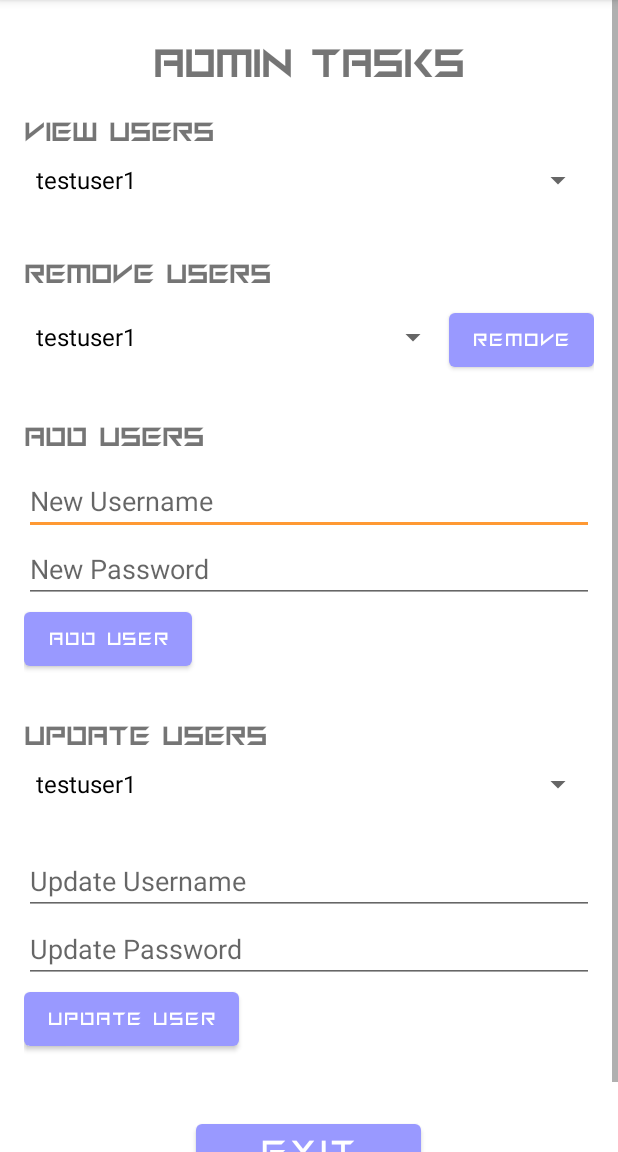
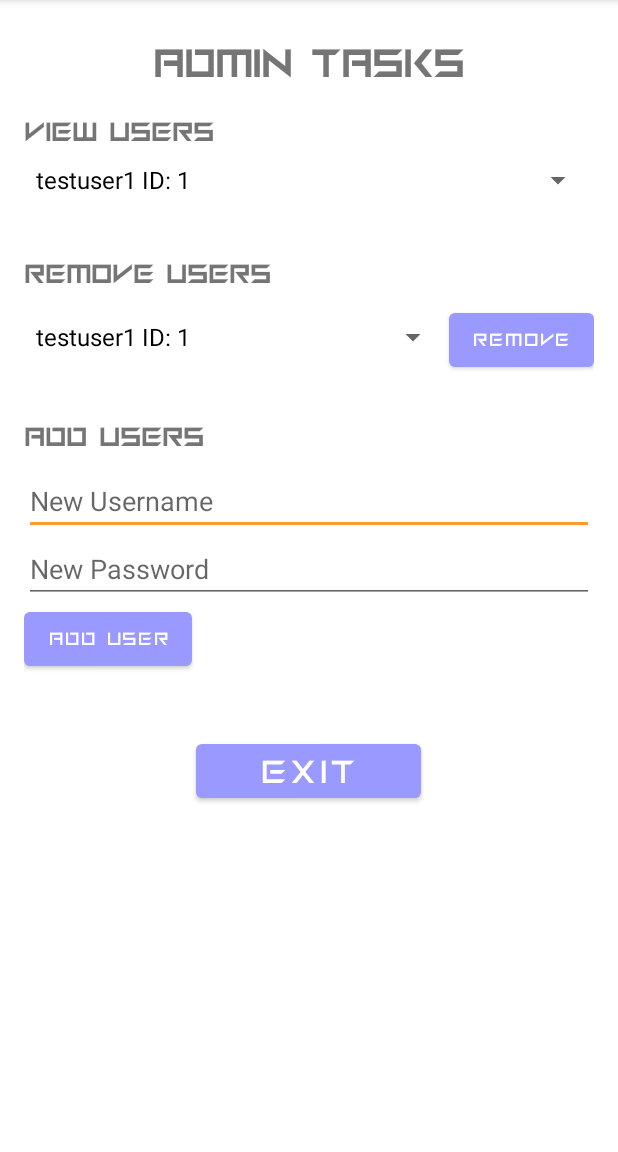
Before and after one commit to nmalsabah/star-trek-trivia-game, an Android app: the AdminTasksActivity screen opened directly, with no data from a screen before it, on a phone screen of 412 x 824 dp, the part 84-1236 px from its top. Run offline under Robolectric (Android 15) with nearby library versions, the phone set to English and light mode, and no system bars; our stand-ins replace Room's generated code.

Commit message:
Got remove users to work and fixed bug when viewing scores for admin page.

```diff
--- a/app/src/main/java/com/example/startrek_triviagame/AdminTasksActivity.java
+++ b/app/src/main/java/com/example/startrek_triviagame/AdminTasksActivity.java
@@ -1,7 +1,6 @@
 package com.example.startrek_triviagame;
 
 import android.os.Bundle;
-import android.util.Log;
 import android.view.View;
 import android.widget.ArrayAdapter;
 import android.widget.Button;
@@ -21,16 +20,9 @@ public class AdminTasksActivity extends AppCompatActivity {
     private Spinner removeUserSpinner;
     private EditText newUsernameEditText;
     private EditText newPasswordEditText;
-    private Spinner updateUserSpinner;
-    private EditText updateUsernameEditText;
-    private EditText updatePasswordEditText;
     private Button removeUserButton;
     private Button addUserButton;
-    private Button updateUserButton;
     private Button exitAdminTasksButton;
-
-    StarTrekGameDao starTrekGameDao;
-
     private AdminTasksViewModel adminTasksViewModel;
 
    @Override
@@ -44,18 +36,13 @@ public class AdminTasksActivity extends AppCompatActivity {
          removeUserSpinner = findViewById(R.id.removeUserSpinner);
          newUsernameEditText = findViewById(R.id.newUsernameEditText);
          newPasswordEditText = findViewById(R.id.newPasswordEditText);
-         updateUserSpinner = findViewById(R.id.updateUserSpinner);
-         updateUsernameEditText = findViewById(R.id.updateUsernameEditText);
-         updatePasswordEditText = findViewById(R.id.updatePasswordEditText);
          removeUserButton = findViewById(R.id.removeUserButton);
          addUserButton = findViewById(R.id.addUserButton);
-         updateUserButton = findViewById(R.id.updateUserButton);
          exitAdminTasksButton = findViewById(R.id.exitButton);
 
          adminTasksViewModel.getAllUsers().observe(this, new Observer<List<User>>() {
              @Override
              public void onChanged(List<User> users) {
-                 Log.d("AdminTasksActivity", "User list: " + users.toString());
                  updateSpinners(users);
              }
          });
@@ -74,13 +61,6 @@ public class AdminTasksActivity extends AppCompatActivity {
              }
          });
 
-         updateUserButton.setOnClickListener(new View.OnClickListener() {
-             @Override
-             public void onClick(View v) {
-                 updateUser(v);
-             }
-         });
-
          exitAdminTasksButton.setOnClickListener(new View.OnClickListener() {
              @Override
              public void onClick(View v) {
@@ -92,7 +72,7 @@ public class AdminTasksActivity extends AppCompatActivity {
     void updateSpinners(List<User> users) {
        List<String> userNames = new ArrayList<>();
        for (User user : users) {
-           userNames.add(user.getUserName());
+           userNames.add(user.getUserName() + " ID: " + user.getUserId());
        }
 
        ArrayAdapter<String> adapter = new ArrayAdapter<>(this, android.R.layout.simple_spinner_item, userNames);
@@ -100,15 +80,14 @@ public class AdminTasksActivity extends AppCompatActivity {
 
        viewUsersSpinner.setAdapter(adapter);
        removeUserSpinner.setAdapter(adapter);
-       updateUserSpinner.setAdapter(adapter);
     }
 
     public void removeUser(View view) {
-       Log.d("AdminTasksActivity", "removeUser method called");
-
         String selectedUser = removeUserSpinner.getSelectedItem().toString();
 
-        User removeUser = new User(selectedUser, "", false);
+        int userId = extractUserId(selectedUser);
+
+        User removeUser = new User(userId, selectedUser, "", false);
         adminTasksViewModel.deleteUser(removeUser);
 
         Toast.makeText(this, selectedUser + " Removed Successfully!", Toast.LENGTH_SHORT).show();
@@ -123,33 +102,23 @@ public class AdminTasksActivity extends AppCompatActivity {
            return;
        }
 
-       User newUser = new User(newUsername, newPassword, false);
+
+
+       User newUser = new User(0, newUsername, newPassword, false);
        adminTasksViewModel.insertUser(newUser);
 
        Toast.makeText(this, newUsername + " Added Successfully!", Toast.LENGTH_SHORT).show();
    }
 
-    public void updateUser(View view) {
-       String updateUsername = updateUsernameEditText.getText().toString();
-       String updatePassword = updatePasswordEditText.getText().toString();
-
-       if (updateUsername.isEmpty() || updatePassword.isEmpty()) {
-           Toast.makeText(this, "Please enter both username and password.", Toast.LENGTH_SHORT).show();
-           return;
-       }
-
-       User updateUser = adminTasksViewModel.getUserName(updateUsername);
-
-         if (updateUser != null) {
-              updateUser.setUserName(updateUsername);
-              updateUser.setPassword(updatePassword);
-              adminTasksViewModel.updateUser(updateUser);
-
-              Toast.makeText(this, updateUsername + " Updated Successfully!", Toast.LENGTH_SHORT).show();
-            } else {
-              Toast.makeText(this, updateUsername + " Not Found!", Toast.LENGTH_SHORT).show();
-            }
-   }
+    private int extractUserId(String selectedUser) {
+         int userId = -1;
+         int index = selectedUser.indexOf("ID: ");
+         if (index != -1) {
+              String userIdString = selectedUser.substring(index + 4);
+              userId = Integer.parseInt(userIdString);
+         }
+         return userId;
+    }
 
     public void exitAdminTasks() {
          finish();
--- a/app/src/main/java/com/example/startrek_triviagame/RegisterActivity.java
+++ b/app/src/main/java/com/example/startrek_triviagame/RegisterActivity.java
@@ -49,7 +49,7 @@ public class RegisterActivity extends AppCompatActivity {
                         Toast.makeText(RegisterActivity.this, "User already exists", Toast.LENGTH_SHORT).show();
                     } else {
                         // Perform user registration and handle success/failure
-                        User newUser = new User(userName, password, false);
+                        User newUser = new User(0,userName, password, false);
                         starTrekGameDao.insertUser(newUser);
                         Toast.makeText(RegisterActivity.this, "Registration successful!", Toast.LENGTH_SHORT).show();
                         finish(); // Finish the RegisterActivity and go back to LoginActivity
--- a/app/src/main/java/com/example/startrek_triviagame/ResultActivity.java
+++ b/app/src/main/java/com/example/startrek_triviagame/ResultActivity.java
@@ -3,7 +3,6 @@ package com.example.startrek_triviagame;
 import android.content.Intent;
 import android.content.SharedPreferences;
 import android.os.Bundle;
-import android.util.Log;
 import android.widget.Button;
 import android.widget.TextView;
 
@@ -50,7 +49,7 @@ public class ResultActivity extends AppCompatActivity {
             String username = user.getUserName();
 
             if (isAdmin) {
-                launchAdminLandingPageActivity(username);
+                launchAdminLandingPageActivity(userId, username);
             } else {
                 launchUserLandingPageActivity(userId, username);
             }
@@ -71,8 +70,9 @@ public class ResultActivity extends AppCompatActivity {
         finish();
     }
 
-    private void launchAdminLandingPageActivity(String username) {
+    private void launchAdminLandingPageActivity(int userId, String username) {
         Intent intent = new Intent(this, AdminLandingPageActivity.class);
+        intent.putExtra("userId", userId);
         intent.putExtra("username", username);
         startActivity(intent);
         finish();
--- a/app/src/main/java/com/example/startrek_triviagame/StarTrekGameDao.java
+++ b/app/src/main/java/com/example/startrek_triviagame/StarTrekGameDao.java
@@ -20,13 +20,13 @@ public interface StarTrekGameDao {
 
     // UserInformation queries
     @Insert
-    void insertUser(User user);
+    void insertUser(User users);
 
     @Update
-    void updateUser(User user);
+    void updateUser(User users);
 
     @Delete
-    void deleteUser(User user);
+    void deleteUser(User users);
 
     @Query("SELECT * FROM UserInformation")
     LiveData<List<User>> getAllUsers();
--- a/app/src/main/java/com/example/startrek_triviagame/User.java
+++ b/app/src/main/java/com/example/startrek_triviagame/User.java
@@ -32,7 +32,8 @@ public class User {
     public User() {
     }
 
-    public User(@NonNull String userName,@NonNull String password, boolean isAdmin) {
+    public User(int userId, @NonNull String userName,@NonNull String password, boolean isAdmin) {
+        this.userId = userId;
         this.userName = userName;
         this.password = password;
         this.isAdmin = isAdmin;
@@ -71,15 +72,4 @@ public class User {
     public void setIsAdmin(boolean admin) {
         isAdmin = admin;
     }
-
-    @NonNull
-    @Override
-    public String toString() {
-        return "User{" +
-                "userId=" + userId +
-                ", userName='" + userName + '\'' +
-                ", password='" + password + '\'' +
-                ", isAdmin=" + isAdmin +
-                '}';
-    }
 }
--- a/app/src/main/java/com/example/startrek_triviagame/UserLandingPageActivity.java
+++ b/app/src/main/java/com/example/startrek_triviagame/UserLandingPageActivity.java
@@ -3,7 +3,6 @@ package com.example.startrek_triviagame;
 import android.content.Intent;
 import android.content.SharedPreferences;
 import android.os.Bundle;
-import android.util.Log;
 import android.view.View;
 import android.widget.Button;
 import android.widget.TextView;
--- a/app/src/main/java/com/example/startrek_triviagame/ViewScoresActivity.java
+++ b/app/src/main/java/com/example/startrek_triviagame/ViewScoresActivity.java
@@ -18,7 +18,6 @@ public class ViewScoresActivity extends AppCompatActivity {
     private RecyclerView recyclerView;
     private RecyclerViewAdapter recyclerViewAdapter;
     private Button exitButton;
-    private Button refreshButton;
 
     @Override
     protected void onCreate(Bundle savedInstanceState) {
--- a/app/src/main/res/layout/activity_admin_tasks.xml
+++ b/app/src/main/res/layout/activity_admin_tasks.xml
@@ -100,45 +100,6 @@
             android:onClick="addUser"
             android:text="@string/add_user" />
 
-        <!-- Update User Section -->
-        <TextView
-            android:layout_width="wrap_content"
-            android:layout_height="wrap_content"
-            android:layout_marginTop="30dp"
-            android:fontFamily="@font/starrenegades_jr9va"
-            android:text="@string/update_users"
-            android:textSize="20sp"
-            android:textStyle="bold" />
-
-        <Spinner
-            android:id="@+id/updateUserSpinner"
-            android:layout_width="match_parent"
-            android:layout_height="wrap_content"
-            android:layout_marginTop="10dp"
-            android:prompt="@string/select_user" />
-
-        <EditText
-            android:id="@+id/updateUsernameEditText"
-            android:layout_width="match_parent"
-            android:layout_height="wrap_content"
-            android:layout_marginTop="30dp"
-            android:hint="@string/update_username" />
-
-        <EditText
-            android:id="@+id/updatePasswordEditText"
-            android:layout_width="match_parent"
-            android:layout_height="wrap_content"
-            android:hint="@string/update_password"
-            android:inputType="textPassword" />
-
-        <Button
-            android:id="@+id/updateUserButton"
-            android:layout_width="wrap_content"
-            android:layout_height="wrap_content"
-            android:fontFamily="@font/starrenegades_jr9va"
-            android:onClick="updateUser"
-            android:text="@string/update_user" />
-
         <Button
             android:id="@+id/exitButton"
             android:layout_width="150dp"
```
Also changed, not shown: app/src/main/java/com/example/startrek_triviagame/AdminTasksViewModel.java (+0 -11 lines), app/src/main/java/com/example/startrek_triviagame/MainActivity.java (+2 -12 lines), app/src/main/java/com/example/startrek_triviagame/RecyclerViewAdapter.java (+3 -4 lines), app/src/main/java/com/example/startrek_triviagame/StarTrekGameDatabase.java (+0 -20 lines).
